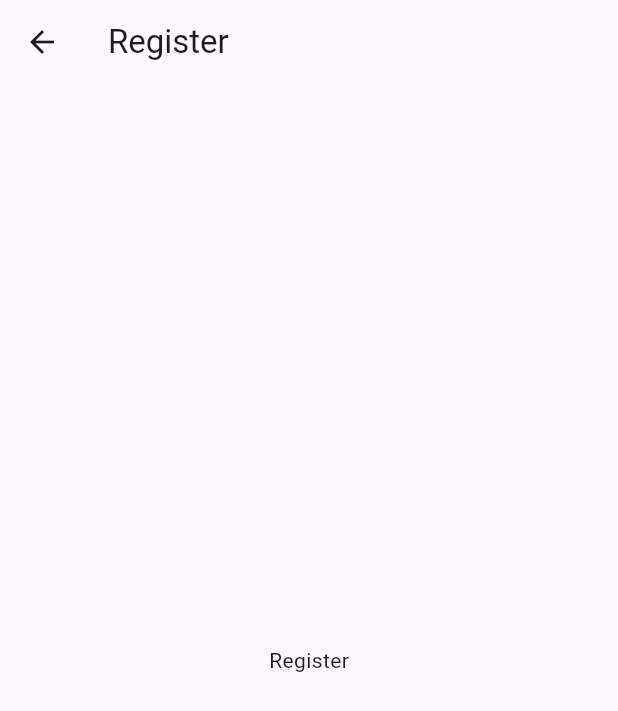
After one commit to Clodomilson/App_RockInRio, a Flutter app: the LoginPage screen opened directly, after a tap on "Cadastre-se", on a phone screen of 412 x 824 dp. The commit adds this screen. Shown: the top 711 px of the screen. Run offline on Flutter 3.47's test engine with Material 3 defaults, Android fonts, the phone set to English and light mode, and no system bars; our stand-ins replace device_preview.

Commit message:
" Tela de Cadastro"

```diff
--- a/flutter_rockinrio/lib/LoginPage.dart
+++ b/flutter_rockinrio/lib/LoginPage.dart
@@ -1,4 +1,5 @@
 import 'package:flutter/material.dart';
+import 'package:flutter_rockinrio/RegisterPage.dart';
 
 class LoginPage extends StatelessWidget {
   @override
@@ -34,6 +35,14 @@ class LoginPage extends StatelessWidget {
                 },
                 child: Text('Login'),
               ),
+              SizedBox(height: 20),
+              ElevatedButton(
+                onPressed: () {
+                  Navigator.push(context,
+                      MaterialPageRoute(builder: (context) => RegisterPage()));
+                },
+                child: Text('Cadastre-se'),
+              ),
             ],
           ),
         ),
--- /dev/null
+++ b/flutter_rockinrio/lib/RegisterPage.dart
@@ -0,0 +1,15 @@
+import 'package:flutter/material.dart';
+
+class RegisterPage extends StatelessWidget {
+  @override
+  Widget build(BuildContext context) {
+    return Scaffold(
+      appBar: AppBar(
+        title: Text("Register"),
+      ),
+      body: Center(
+        child: Text("Register"),
+      ),
+    );
+  }
+}
```
